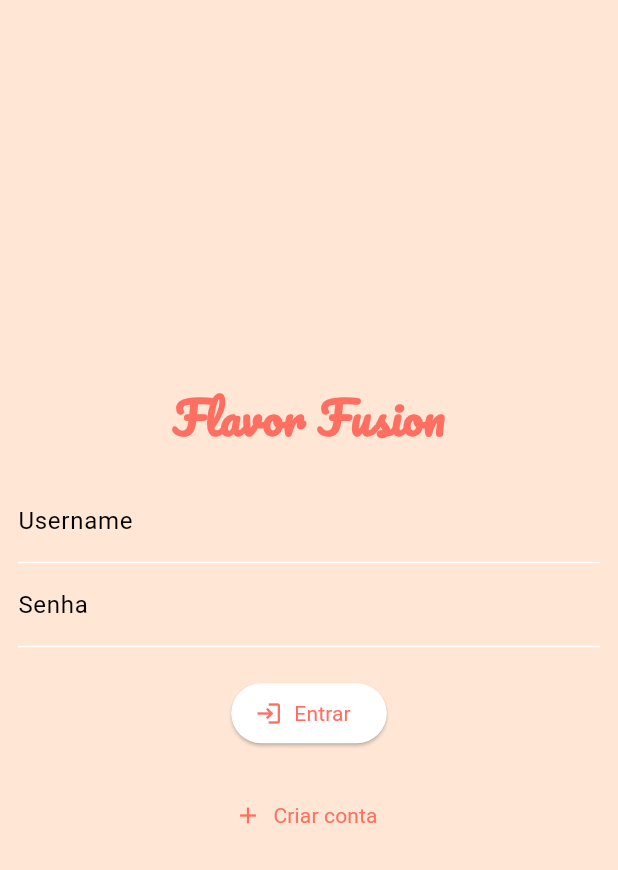
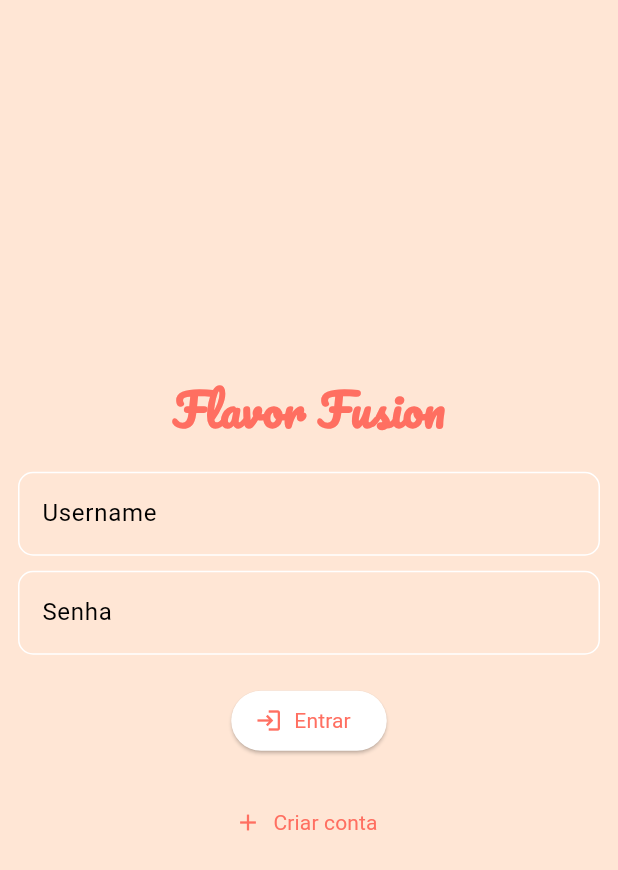
Before and after one commit to ArthurRCastilho/Flavor_Fusion, a Flutter app: the screen it shows after launch, on a phone screen of 412 x 824 dp. Shown: the top 870 px of the screen. Run offline on Flutter 3.47's test engine with Material 3 defaults, Android fonts, the phone set to English and light mode, and no system bars.

```diff
--- a/lib/main.dart
+++ b/lib/main.dart
@@ -1,4 +1,5 @@
 import 'package:flavor_fusion/screens/auth_screen/auth_screen.dart';
+import 'package:flavor_fusion/screens/categories_screen/categories_screen.dart';
 import 'package:flavor_fusion/screens/splash_screen/splash_screen.dart';
 import 'package:flavor_fusion/utils/app_routes.dart';
 import 'package:flutter/material.dart';
@@ -26,10 +27,12 @@ class MyApp extends StatelessWidget {
           tertiary: const Color(0xffFFE6D5), // Terciária (Fundo da aplicação)
         ),
         useMaterial3: true,
+        scaffoldBackgroundColor: const Color(0xffFFE6D5),
       ),
       routes: {
         AppRoutes.SPLASH_SCREEN: (ctx) => const SplashScreen(),
         AppRoutes.AUTH: (ctx) => const AuthScreen(),
+        AppRoutes.CATEGORIES: (ctx) => const CategoriesScreen(),
       },
     );
   }
--- a/lib/screens/auth_screen/auth_screen.dart
+++ b/lib/screens/auth_screen/auth_screen.dart
@@ -28,16 +28,29 @@ class AuthScreen extends StatelessWidget {
                   TextFormField(
                     decoration: const InputDecoration(
                       labelText: 'Username',
+                      border: OutlineInputBorder(
+                        borderRadius: BorderRadius.all(
+                          Radius.circular(10),
+                        ),
+                      ),
                     ),
                   ),
+                  const SizedBox(height: 10),
                   TextFormField(
                     decoration: const InputDecoration(
                       labelText: 'Senha',
+                      border: OutlineInputBorder(
+                        borderRadius: BorderRadius.all(
+                          Radius.circular(10),
+                        ),
+                      ),
                     ),
                   ),
                   const SizedBox(height: 20),
                   ElevatedButton.icon(
-                    onPressed: () {},
+                    onPressed: () {
+                      Navigator.of(context).pushReplacementNamed('/categories');
+                    },
                     label: const Text('Entrar'),
                     icon: const Icon(Icons.login),
                   ),
--- a/lib/utils/app_routes.dart
+++ b/lib/utils/app_routes.dart
@@ -1,4 +1,5 @@
 class AppRoutes {
   static const SPLASH_SCREEN = '/';
   static const AUTH = '/auth';
+  static const CATEGORIES = '/categories';
 }
```
Also changed, not shown: lib/screens/categories_screen/categories_screen.dart (added, +14 -0 lines), lib/core/models/user.dart (renamed from lib/models/user.dart).
